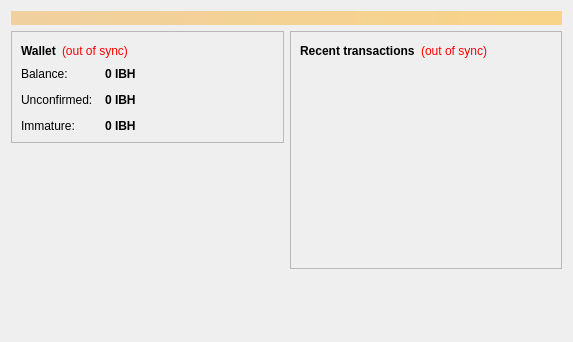
First picture: the form in src/qt/forms/overviewpage.ui, repository ibithub/ibithub, before the edit.
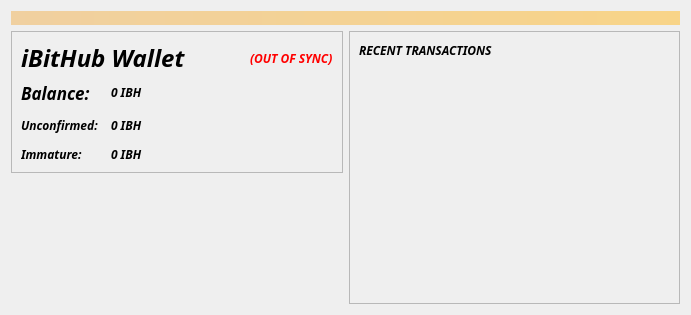
Second picture: the form after the edit. Icons and pictures are not drawn.

```diff
--- a/src/qt/forms/overviewpage.ui
+++ b/src/qt/forms/overviewpage.ui
@@ -6,13 +6,22 @@
    <rect>
     <x>0</x>
     <y>0</y>
-    <width>573</width>
-    <height>342</height>
+    <width>691</width>
+    <height>315</height>
    </rect>
   </property>
+  <property name="minimumSize">
+   <size>
+    <width>691</width>
+    <height>259</height>
+   </size>
+  </property>
   <property name="windowTitle">
    <string>Form</string>
   </property>
+  <property name="styleSheet">
+   <string notr="true">background-image: url(/home/ubuntu/Desktop/ibithub/src/qt/res/icons/bg4.png)</string>
+  </property>
   <layout class="QVBoxLayout" name="topLayout">
    <item>
     <widget class="QLabel" name="labelAlerts">
@@ -36,6 +45,9 @@
       <layout class="QVBoxLayout" name="verticalLayout_2">
        <item>
         <widget class="QFrame" name="frame">
+         <property name="autoFillBackground">
+          <bool>false</bool>
+         </property>
          <property name="frameShape">
           <enum>QFrame::StyledPanel</enum>
          </property>
@@ -49,17 +61,42 @@
              <widget class="QLabel" name="label_5">
               <property name="font">
                <font>
+                <family>Tibetan Machine Uni</family>
+                <pointsize>18</pointsize>
                 <weight>75</weight>
+                <italic>true</italic>
                 <bold>true</bold>
                </font>
               </property>
               <property name="text">
-               <string>Wallet</string>
+               <string>iBitHub Wallet</string>
               </property>
              </widget>
             </item>
+            <item>
+             <spacer name="horizontalSpacer_2">
+              <property name="orientation">
+               <enum>Qt::Horizontal</enum>
+              </property>
+              <property name="sizeHint" stdset="0">
+               <size>
+                <width>40</width>
+                <height>20</height>
+               </size>
+              </property>
+             </spacer>
+            </item>
             <item>
              <widget class="QLabel" name="labelWalletStatus">
+              <property name="font">
+               <font>
+                <family>Tibetan Machine Uni</family>
+                <pointsize>9</pointsize>
+                <weight>75</weight>
+                <italic>true</italic>
+                <bold>true</bold>
+               </font>
+              </property>
               <property name="toolTip">
                <string>The displayed information may be out of date. Your wallet automatically synchronizes with the Ibithub network after a connection is established, but this process has not completed yet.</string>
               </property>
@@ -67,26 +104,13 @@
                <string notr="true">QLabel { color: red; }</string>
               </property>
               <property name="text">
-               <string notr="true">(out of sync)</string>
+               <string notr="true">(OUT OF SYNC)</string>
               </property>
               <property name="alignment">
                <set>Qt::AlignLeading|Qt::AlignLeft|Qt::AlignVCenter</set>
               </property>
              </widget>
             </item>
-            <item>
-             <spacer name="horizontalSpacer_2">
-              <property name="orientation">
-               <enum>Qt::Horizontal</enum>
-              </property>
-              <property name="sizeHint" stdset="0">
-               <size>
-                <width>40</width>
-                <height>20</height>
-               </size>
-              </property>
-             </spacer>
-            </item>
            </layout>
           </item>
           <item>
@@ -102,6 +126,15 @@
             </property>
             <item row="0" column="0">
              <widget class="QLabel" name="label">
+              <property name="font">
+               <font>
+                <family>Tibetan Machine Uni</family>
+                <pointsize>13</pointsize>
+                <weight>75</weight>
+                <italic>true</italic>
+                <bold>true</bold>
+               </font>
+              </property>
               <property name="text">
                <string>Balance:</string>
               </property>
@@ -111,7 +144,10 @@
              <widget class="QLabel" name="labelBalance">
               <property name="font">
                <font>
+                <family>Tibetan Machine Uni</family>
+                <pointsize>9</pointsize>
                 <weight>75</weight>
+                <italic>true</italic>
                 <bold>true</bold>
                </font>
               </property>
@@ -131,35 +167,31 @@
             </item>
             <item row="1" column="0">
              <widget class="QLabel" name="label_3">
+              <property name="font">
+               <font>
+                <family>Tibetan Machine Uni</family>
+                <pointsize>9</pointsize>
+                <weight>75</weight>
+                <italic>true</italic>
+                <bold>true</bold>
+               </font>
+              </property>
               <property name="text">
                <string>Unconfirmed:</string>
               </property>
              </widget>
             </item>
-            <item row="1" column="1">
-             <widget class="QLabel" name="labelUnconfirmed">
-              <property name="font">
-               <font>
-                <weight>75</weight>
-                <bold>true</bold>
-               </font>
-              </property>
-              <property name="cursor">
-               <cursorShape>IBeamCursor</cursorShape>
-              </property>
-              <property name="toolTip">
-               <string>Total of transactions that have yet to be confirmed, and do not yet count toward the current balance</string>
-              </property>
-              <property name="text">
-               <string notr="true">0 IBH</string>
-              </property>
-              <property name="textInteractionFlags">
-               <set>Qt::LinksAccessibleByMouse|Qt::TextSelectableByKeyboard|Qt::TextSelectableByMouse</set>
-              </property>
-             </widget>
-            </item>
             <item row="2" column="0">
              <widget class="QLabel" name="labelImmatureText">
+              <property name="font">
+               <font>
+                <family>Tibetan Machine Uni</family>
+                <pointsize>9</pointsize>
+                <weight>75</weight>
+                <italic>true</italic>
+                <bold>true</bold>
+               </font>
+              </property>
               <property name="text">
                <string>Immature:</string>
               </property>
@@ -169,7 +201,10 @@
              <widget class="QLabel" name="labelImmature">
               <property name="font">
                <font>
+                <family>Tibetan Machine Uni</family>
+                <pointsize>9</pointsize>
                 <weight>75</weight>
+                <italic>true</italic>
                 <bold>true</bold>
                </font>
               </property>
@@ -184,13 +219,38 @@
               </property>
              </widget>
             </item>
+            <item row="1" column="1">
+             <widget class="QLabel" name="labelUnconfirmed">
+              <property name="font">
+               <font>
+                <family>Tibetan Machine Uni</family>
+                <pointsize>9</pointsize>
+                <weight>75</weight>
+                <italic>true</italic>
+                <bold>true</bold>
+               </font>
+              </property>
+              <property name="cursor">
+               <cursorShape>IBeamCursor</cursorShape>
+              </property>
+              <property name="toolTip">
+               <string>Total of transactions that have yet to be confirmed, and do not yet count toward the current balance</string>
+              </property>
+              <property name="text">
+               <string notr="true">0 IBH</string>
+              </property>
+              <property name="textInteractionFlags">
+               <set>Qt::LinksAccessibleByMouse|Qt::TextSelectableByKeyboard|Qt::TextSelectableByMouse</set>
+              </property>
+             </widget>
+            </item>
            </layout>
           </item>
          </layout>
         </widget>
        </item>
        <item>
-        <spacer name="verticalSpacer">
+        <spacer name="verticalSpacer_2">
          <property name="orientation">
           <enum>Qt::Vertical</enum>
          </property>
@@ -208,6 +268,9 @@
       <layout class="QVBoxLayout" name="verticalLayout_3">
        <item>
         <widget class="QFrame" name="frame_2">
+         <property name="autoFillBackground">
+          <bool>false</bool>
+         </property>
          <property name="frameShape">
           <enum>QFrame::StyledPanel</enum>
          </property>
@@ -219,24 +282,17 @@
            <layout class="QHBoxLayout" name="horizontalLayout_2">
             <item>
              <widget class="QLabel" name="label_4">
-              <property name="text">
-               <string>&lt;b&gt;Recent transactions&lt;/b&gt;</string>
+              <property name="font">
+               <font>
+                <family>Tibetan Machine Uni</family>
+                <pointsize>9</pointsize>
+                <weight>75</weight>
+                <italic>true</italic>
+                <bold>true</bold>
+               </font>
               </property>
-             </widget>
-            </item>
-            <item>
-             <widget class="QLabel" name="labelTransactionsStatus">
-              <property name="toolTip">
-               <string>The displayed information may be out of date. Your wallet automatically synchronizes with the Ibithub network after a connection is established, but this process has not completed yet.</string>
-              </property>
-              <property name="styleSheet">
-               <string notr="true">QLabel { color: red; }</string>
-              </property>
               <property name="text">
-               <string notr="true">(out of sync)</string>
-              </property>
-              <property name="alignment">
-               <set>Qt::AlignRight|Qt::AlignTrailing|Qt::AlignVCenter</set>
+               <string>&lt;b&gt;RECENT TRANSACTIONS&lt;/b&gt;</string>
               </property>
              </widget>
             </item>
@@ -277,19 +333,6 @@
          </layout>
         </widget>
        </item>
-       <item>
-        <spacer name="verticalSpacer_2">
-         <property name="orientation">
-          <enum>Qt::Vertical</enum>
-         </property>
-         <property name="sizeHint" stdset="0">
-          <size>
-           <width>20</width>
-           <height>40</height>
-          </size>
-         </property>
-        </spacer>
-       </item>
       </layout>
      </item>
     </layout>
```
Left out of the diff: 1 changed line with no effect on the pictures.
